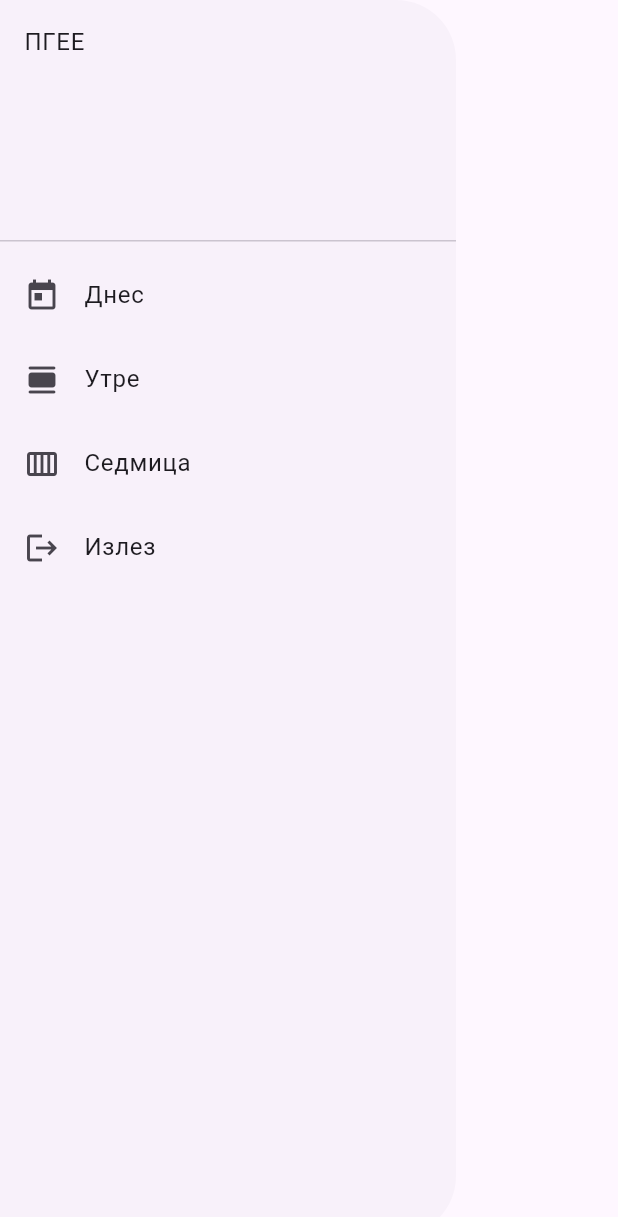
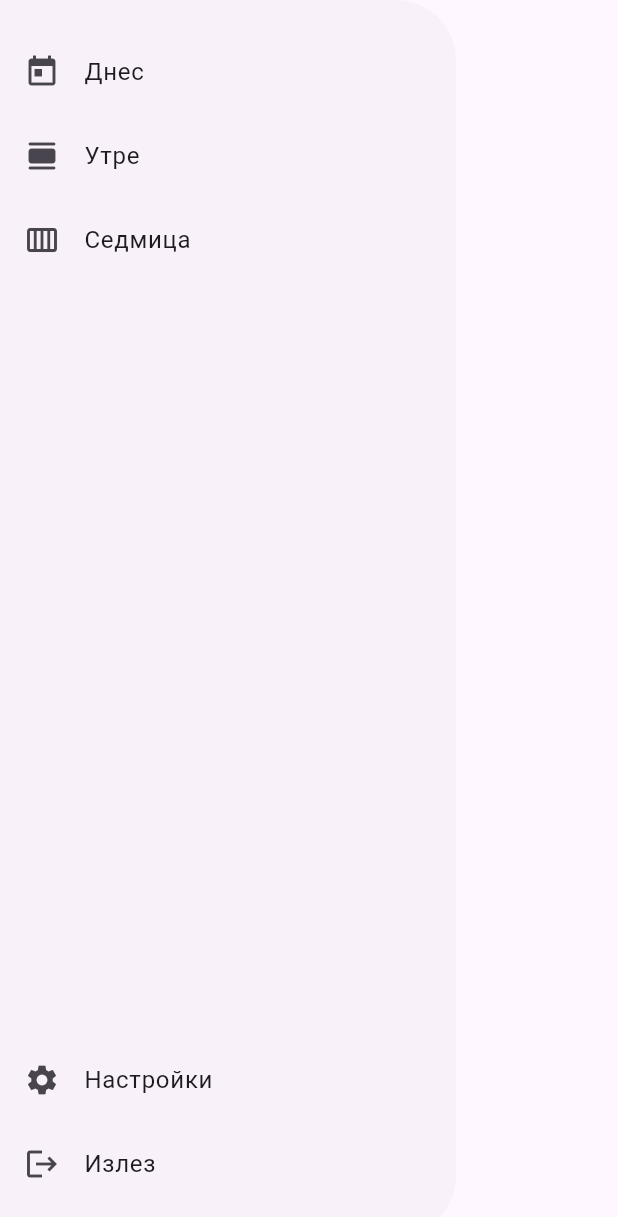
Before and after one commit to KaloyanStoyanov06/PGEE, a Flutter app: the DrawerComponent widget shown alone on an empty page, opened directly, on a phone screen of 412 x 824 dp. Shown: the top 1217 px of the screen. Run offline on Flutter 3.47's test engine with Material 2 defaults, Android fonts, the phone set to English and light mode, and no system bars; our stand-ins replace cloud_firestore, firebase_auth, firebase_core, flutter_dotenv; missing offline and left inert: dart:ffi; accounts and stored records are empty; network calls fail.

Commit message:
Drawer done

```diff
--- a/lib/components/drawer.dart
+++ b/lib/components/drawer.dart
@@ -1,9 +1,14 @@
+import 'dart:ffi';
+
+import 'package:cloud_firestore/cloud_firestore.dart';
 import 'package:firebase_auth/firebase_auth.dart';
 import 'package:flutter/cupertino.dart';
 import 'package:flutter/material.dart';
+import 'package:pgee/components/admin_functions.dart';
+import 'package:pgee/services/firebase_service.dart';
 
 class DrawerComponent extends StatelessWidget {
-  const DrawerComponent({Key? key}) : super(key: key);
+  DrawerComponent({Key? key}) : super(key: key);
 
   @override
   Widget build(BuildContext context) {
@@ -12,11 +17,10 @@ class DrawerComponent extends StatelessWidget {
         borderRadius: BorderRadius.only(
             topRight: Radius.circular(40), bottomRight: Radius.circular(40)),
       ),
-      child: ListView(
+      child: Column(
         children: [
-          DrawerHeader(
-            child: Text("ПГЕЕ"),
-            duration: Duration(milliseconds: 300),
+          SizedBox(
+            height: 20,
           ),
           ListTile(
             leading: Icon(Icons.today),
@@ -33,10 +37,36 @@ class DrawerComponent extends StatelessWidget {
             },
           ),
           ListTile(
+            shape:
+                RoundedRectangleBorder(borderRadius: BorderRadius.circular(20)),
             leading: Icon(Icons.calendar_view_week_rounded),
             title: Text("Седмица"),
             onTap: () {
               Navigator.pop(context);
+            },
+          ),
+          FutureBuilder(
+            future: FirebaseService.isAdmin(),
+            builder: (context, snapshot) {
+              var isAdmin = snapshot.data.toString().toLowerCase() == 'true';
+              if (isAdmin) {
+                return AdminFunctions();
+              }
+
+              return Container();
+            },
+          ),
+          Expanded(
+            child: Container(),
+          ),
+          ListTile(
+            shape:
+                RoundedRectangleBorder(borderRadius: BorderRadius.circular(20)),
+            leading: Icon(Icons.settings),
+            title: Text("Настройки"),
+            onTap: () {
+              FirebaseAuth.instance.signOut();
+              Navigator.pushReplacementNamed(context, '/sign-in');
             },
           ),
           ListTile(
@@ -46,7 +76,10 @@ class DrawerComponent extends StatelessWidget {
               FirebaseAuth.instance.signOut();
               Navigator.pushReplacementNamed(context, '/sign-in');
             },
-          )
+          ),
+          SizedBox(
+            height: 20,
+          ),
         ],
       ),
     );
--- a/lib/main.dart
+++ b/lib/main.dart
@@ -6,6 +6,7 @@ import 'package:flutter_dotenv/flutter_dotenv.dart';
 import 'package:pgee/firebase_options.dart';
 import 'package:pgee/pages/home.dart';
 import 'package:pgee/pages/sign_in.dart';
+import 'package:pgee/pages/sign_up.dart';
 import 'package:pgee/pages/switch.dart';
 import 'package:pgee/themes.dart';
 
@@ -24,9 +25,6 @@ class MyApp extends StatelessWidget {
   // This widget is the root of your application.
   @override
   Widget build(BuildContext context) {
-    //TODO: Check if the user is signed in or not. If he is not signed in, then redirect him to the login page.
-    bool isSigned = false;
-
     var brightness =
         SchedulerBinding.instance.window.platformBrightness == Brightness.dark
             ? Brightness.light
@@ -51,6 +49,7 @@ class MyApp extends StatelessWidget {
       routes: {
         '/home': (context) => HomePage(),
         '/sign-in': (context) => SignInPage(),
+        '/sign-up': (context) => SignUpPage()
       },
     );
   }
--- a/lib/pages/home.dart
+++ b/lib/pages/home.dart
@@ -2,6 +2,7 @@ import 'package:flutter/material.dart';
 import 'package:pgee/components/drawer.dart';
 import 'package:pgee/components/navigation.dart';
 import 'package:pgee/pages/programs/today.dart';
+import 'package:pgee/pages/programs/week.dart';
 import 'package:pgee/pages/sign_in.dart';
 
 class HomePage extends StatefulWidget {
@@ -20,10 +21,7 @@ class _HomePageState extends State<HomePage> {
         icon: Icon(Icons.calendar_view_week), label: "Седмична програма"),
   ];
 
-  List<Widget> pages = [
-    TodayPage(),
-    TodayPage(),
-  ];
+  List<Widget> pages = [TodayPage(), WeekPage()];
 
   @override
   Widget build(BuildContext context) {
--- /dev/null
+++ b/lib/services/firebase_service.dart
@@ -0,0 +1,14 @@
+import 'package:cloud_firestore/cloud_firestore.dart';
+import 'package:firebase_auth/firebase_auth.dart';
+
+class FirebaseService {
+  static Future<bool> isAdmin() {
+    return FirebaseFirestore.instance
+        .collection("users")
+        .doc(FirebaseAuth.instance.currentUser!.uid)
+        .get()
+        .then((value) {
+      return value.get("role") == 'admin';
+    });
+  }
+}
--- a/lib/themes.dart
+++ b/lib/themes.dart
@@ -25,5 +25,10 @@ class Themes {
         borderRadius: BorderRadius.circular(20),
       ),
     ),
+    listTileTheme: ListTileThemeData(
+      contentPadding: EdgeInsets.all(20),
+      shape: RoundedRectangleBorder(borderRadius: BorderRadius.circular(20)),
+      style: ListTileStyle.drawer,
+    ),
   );
 }
--- a/pubspec.yaml
+++ b/pubspec.yaml
@@ -16,6 +16,7 @@ dependencies:
   firebase_core: ^1.17.1
   firebase_auth: ^3.3.19
   flutter_dotenv: ^5.0.2
+  cloud_firestore: ^3.1.17
 
 dev_dependencies:
   flutter_test:
```
Also changed, not shown: lib/components/admin_functions.dart (added, +27 -0 lines), lib/pages/programs/today.dart (+40 -1 lines), lib/pages/programs/week.dart (added, +25 -0 lines), lib/firebase_options.dart, pubspec.lock, 1 other file.
